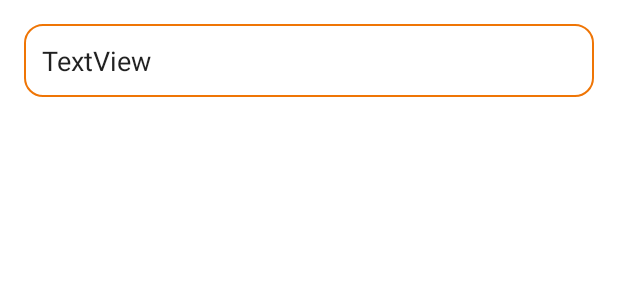
After one commit to Diaf-Abderrahmane/food-ordering-app-admin-side, an Android app: the layout add_reply.xml on its own in the app's theme, with its tools: preview values and no code run, on a phone screen of 412 x 824 dp. The commit adds this screen. Shown: the top 300 px of the screen. Run offline under Robolectric (Android 15) with nearby library versions, the phone set to English and light mode, and no system bars.

Commit message:
nassim finished his part

```diff
--- /dev/null
+++ b/app/src/main/res/drawable-mdpi/ic_baseline_reply_24.xml
@@ -0,0 +1,5 @@
+<vector android:height="24dp" android:tint="#EF7505"
+    android:viewportHeight="24" android:viewportWidth="24"
+    android:width="24dp" xmlns:android="http://schemas.android.com/apk/res/android">
+    <path android:fillColor="@android:color/white" android:pathData="M10,9V5l-7,7 7,7v-4.1c5,0 8.5,1.6 11,5.1 -1,-5 -4,-10 -11,-11z"/>
+</vector>
--- /dev/null
+++ b/app/src/main/res/layout/add_reply.xml
@@ -0,0 +1,13 @@
+<?xml version="1.0" encoding="utf-8"?>
+<LinearLayout xmlns:android="http://schemas.android.com/apk/res/android"
+    android:orientation="vertical" android:layout_width="match_parent"
+    android:layout_height="match_parent"
+    android:padding="16dp">
+    <EditText
+        android:id="@+id/comment_reply_edittext"
+        android:layout_width="match_parent"
+        android:layout_height="wrap_content"
+        android:text="TextView"
+        android:background="@drawable/backgrounddescription"
+        />
+</LinearLayout>
```
Also changed, not shown: app/src/main/java/com/example/fragment/Comment.java (+26 -40 lines), app/src/main/java/com/example/fragment/CommentAdapter.java (+29 -1 lines), app/src/main/res/layout/row_comment.xml (+11 -1 lines).
